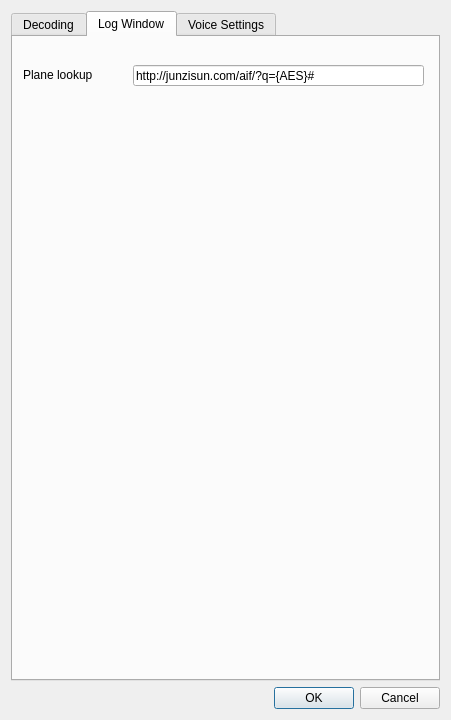
Qt form JAERO/gui_classes/settingsdialog.ui (jontio/JAERO) before a commit.
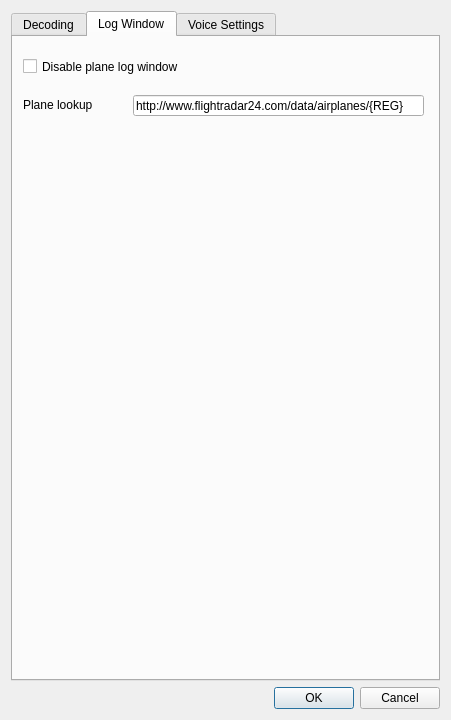
The same form after that commit. The open tabs and pages were chosen to show the change.

Commit message: added ability to disable planelog window for ppl who don't want the ram usage of it. added source to statusbar

What changed in the file:
```diff
--- a/JAERO/gui_classes/settingsdialog.ui
+++ b/JAERO/gui_classes/settingsdialog.ui
@@ -503,7 +503,7 @@
        <property name="geometry">
         <rect>
          <x>120</x>
-         <y>28</y>
+         <y>58</y>
          <width>291</width>
          <height>21</height>
         </rect>
@@ -512,14 +512,14 @@
         <string>&lt;html&gt;&lt;head/&gt;&lt;body&gt;&lt;p&gt;URL for plane lookup. {AES} is the plane ICAO number in hex and {REG} is the registration.&lt;/p&gt;&lt;/body&gt;&lt;/html&gt;</string>
        </property>
        <property name="text">
-        <string>http://junzisun.com/aif/?q={AES}#</string>
+        <string>http://www.flightradar24.com/data/airplanes/{REG}</string>
        </property>
       </widget>
       <widget class="QLabel" name="label_5">
        <property name="geometry">
         <rect>
          <x>10</x>
-         <y>30</y>
+         <y>60</y>
          <width>101</width>
          <height>16</height>
         </rect>
@@ -528,6 +528,19 @@
         <string>Plane lookup</string>
        </property>
       </widget>
+      <widget class="QCheckBox" name="checkBoxDisablePlaneLogWindow">
+       <property name="geometry">
+        <rect>
+         <x>10</x>
+         <y>20</y>
+         <width>201</width>
+         <height>19</height>
+        </rect>
+       </property>
+       <property name="text">
+        <string>Disable plane log window</string>
+       </property>
+      </widget>
      </widget>
      <widget class="QWidget" name="voicesettings">
       <property name="sizePolicy">
```
Left out of the diff: 32 changed lines with no effect on the pictures. The commit also changes 5 other files.
